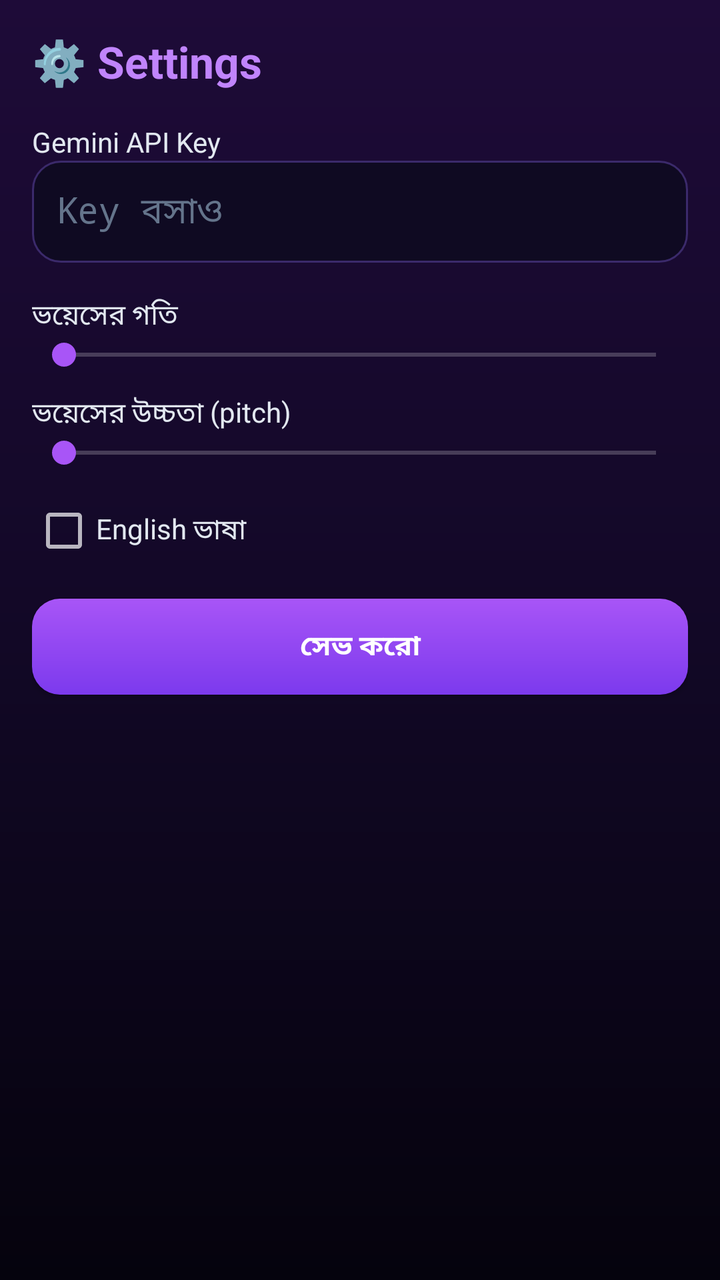
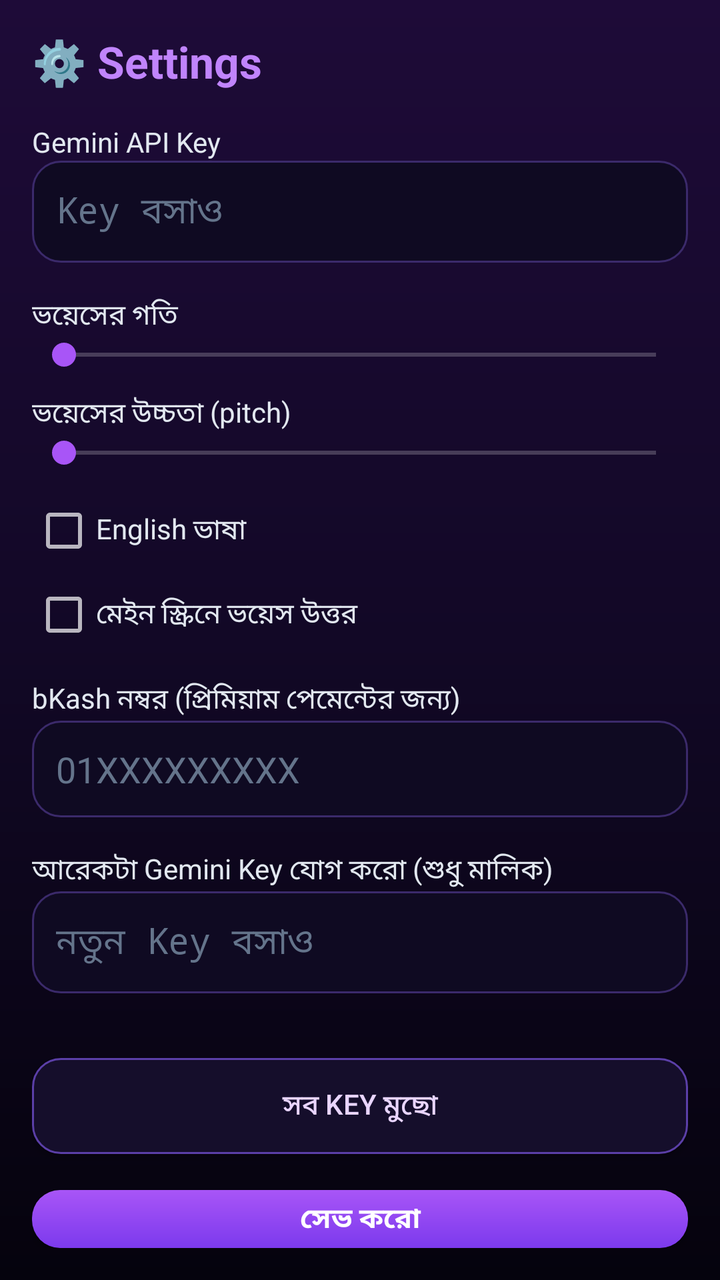

Compare the two renders of this Android layout. The source of the first and the diff that turns it into the second are given below.
<!-- AndroidManifest.xml: application theme AppTheme -->
<!-- res/layout/activity_settings.xml -->
<?xml version="1.0" encoding="utf-8"?>
<LinearLayout xmlns:android="http://schemas.android.com/apk/res/android"
    android:layout_width="match_parent"
    android:layout_height="match_parent"
    android:background="@drawable/bg_main"
    android:orientation="vertical"
    android:padding="16dp">

    <TextView
        android:layout_width="match_parent"
        android:layout_height="wrap_content"
        android:text="⚙️ Settings"
        android:textColor="#C084FC"
        android:textSize="22sp"
        android:textStyle="bold" />

    <TextView
        android:layout_width="match_parent"
        android:layout_height="wrap_content"
        android:layout_marginTop="16dp"
        android:text="Gemini API Key"
        android:textColor="#E2E8F0" />

    <EditText
        android:id="@+id/setKey"
        android:layout_width="match_parent"
        android:layout_height="wrap_content"
        android:background="@drawable/bg_input"
        android:hint="Key বসাও"
        android:inputType="textPassword"
        android:padding="12dp"
        android:textColor="#E8F4FF"
        android:textColorHint="#64748B" />

    <TextView
        android:layout_width="match_parent"
        android:layout_height="wrap_content"
        android:layout_marginTop="16dp"
        android:text="ভয়েসের গতি"
        android:textColor="#E2E8F0" />

    <SeekBar
        android:id="@+id/setSpeed"
        android:layout_width="match_parent"
        android:layout_height="wrap_content"
        android:max="20" />

    <TextView
        android:layout_width="match_parent"
        android:layout_height="wrap_content"
        android:layout_marginTop="10dp"
        android:text="ভয়েসের উচ্চতা (pitch)"
        android:textColor="#E2E8F0" />

    <SeekBar
        android:id="@+id/setPitch"
        android:layout_width="match_parent"
        android:layout_height="wrap_content"
        android:max="20" />

    <CheckBox
        android:id="@+id/setEnglish"
        android:layout_width="match_parent"
        android:layout_height="wrap_content"
        android:layout_marginTop="14dp"
        android:text="English ভাষা"
        android:textColor="#E2E8F0" />

    <Button
        android:id="@+id/setSave"
        android:layout_width="match_parent"
        android:layout_height="wrap_content"
        android:layout_marginTop="18dp"
        android:background="@drawable/btn_primary"
        android:text="সেভ করো"
        android:textColor="#FFFFFF"
        android:textStyle="bold" />

    <TextView
        android:id="@+id/setInfo"
        android:layout_width="match_parent"
        android:layout_height="wrap_content"
        android:layout_marginTop="14dp"
        android:textColor="#94A3B8"
        android:textSize="12sp" />
</LinearLayout>
<!-- resources referenced by this layout -->
<resources>
  <!-- drawable bg_input (drawable) -->
  <?xml version="1.0" encoding="utf-8"?>
  <shape xmlns:android="http://schemas.android.com/apk/res/android" android:shape="rectangle">
      <corners android:radius="14dp" />
      <solid android:color="#0F0A22" />
      <stroke android:width="1dp" android:color="#3B2A6B" />
  </shape>
  <!-- drawable bg_main (drawable) -->
  <?xml version="1.0" encoding="utf-8"?>
  <shape xmlns:android="http://schemas.android.com/apk/res/android" android:shape="rectangle">
      <gradient
          android:angle="270"
          android:startColor="#1E0B38"
          android:centerColor="#120826"
          android:endColor="#05030D" />
  </shape>
  <!-- drawable btn_primary (drawable) -->
  <?xml version="1.0" encoding="utf-8"?>
  <shape xmlns:android="http://schemas.android.com/apk/res/android" android:shape="rectangle">
      <corners android:radius="14dp" />
      <gradient
          android:angle="270"
          android:startColor="#A855F7"
          android:endColor="#7C3AED" />
  </shape>
  <style name="AppTheme" parent="android:Theme.Material.NoActionBar">
          <item name="android:windowBackground">#05030D</item>
          <item name="android:colorAccent">#A855F7</item>
          <item name="android:statusBarColor">#05030D</item>
          <item name="android:navigationBarColor">#05030D</item>
          <item name="android:windowLightStatusBar">false</item>
      </style>
</resources>

<!-- the commit's change to res/layout/activity_settings.xml (unified diff, before → after) -->
@@ -66,6 +66,68 @@
         android:text="English ভাষা"
         android:textColor="#E2E8F0" />
 
+    <CheckBox
+        android:id="@+id/setMainVoice"
+        android:layout_width="match_parent"
+        android:layout_height="wrap_content"
+        android:layout_marginTop="10dp"
+        android:text="মেইন স্ক্রিনে ভয়েস উত্তর"
+        android:textColor="#E2E8F0" />
+
+    <TextView
+        android:layout_width="match_parent"
+        android:layout_height="wrap_content"
+        android:layout_marginTop="16dp"
+        android:text="bKash নম্বর (প্রিমিয়াম পেমেন্টের জন্য)"
+        android:textColor="#E2E8F0" />
+
+    <EditText
+        android:id="@+id/setBkash"
+        android:layout_width="match_parent"
+        android:layout_height="wrap_content"
+        android:background="@drawable/bg_input"
+        android:hint="01XXXXXXXXX"
+        android:inputType="phone"
+        android:padding="12dp"
+        android:textColor="#E8F4FF"
+        android:textColorHint="#64748B" />
+
+    <TextView
+        android:id="@+id/setKeyLabel"
+        android:layout_width="match_parent"
+        android:layout_height="wrap_content"
+        android:layout_marginTop="16dp"
+        android:text="আরেকটা Gemini Key যোগ করো (শুধু মালিক)"
+        android:textColor="#E2E8F0" />
+
+    <EditText
+        android:id="@+id/setAddKey"
+        android:layout_width="match_parent"
+        android:layout_height="wrap_content"
+        android:background="@drawable/bg_input"
+        android:hint="নতুন Key বসাও"
+        android:inputType="textPassword"
+        android:padding="12dp"
+        android:textColor="#E8F4FF"
+        android:textColorHint="#64748B" />
+
+    <TextView
+        android:id="@+id/setKeyCount"
+        android:layout_width="match_parent"
+        android:layout_height="wrap_content"
+        android:layout_marginTop="8dp"
+        android:textColor="#94A3B8"
+        android:textSize="12sp" />
+
+    <Button
+        android:id="@+id/setClearKeys"
+        android:layout_width="match_parent"
+        android:layout_height="wrap_content"
+        android:layout_marginTop="8dp"
+        android:background="@drawable/btn_secondary"
+        android:text="সব Key মুছো"
+        android:textColor="#E9D5FF" />
+
     <Button
         android:id="@+id/setSave"
         android:layout_width="match_parent"
<!-- resource entries referenced after the edit -->
@@ -25,6 +25,13 @@
           android:startColor="#A855F7"
           android:endColor="#7C3AED" />
   </shape>
+  <!-- drawable btn_secondary (drawable) -->
+  <?xml version="1.0" encoding="utf-8"?>
+  <shape xmlns:android="http://schemas.android.com/apk/res/android" android:shape="rectangle">
+      <corners android:radius="14dp" />
+      <solid android:color="#150E2B" />
+      <stroke android:width="1dp" android:color="#5B3FA8" />
+  </shape>
   <style name="AppTheme" parent="android:Theme.Material.NoActionBar">
           <item name="android:windowBackground">#05030D</item>
           <item name="android:colorAccent">#A855F7</item>
